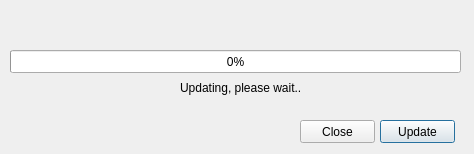
This is updatedialog.ui in rigexpert/AntScope2 as Qt 5 draws it before an edit. The edited form follows.
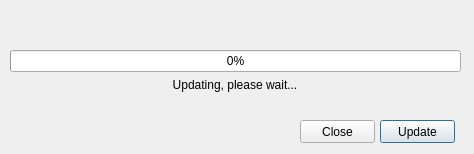
This is the edited form.

Patch:
```diff
--- a/updatedialog.ui
+++ b/updatedialog.ui
@@ -63,34 +63,61 @@
     <string>Close</string>
    </property>
   </widget>
+  <widget class="QWidget" name="">
+   <property name="geometry">
+    <rect>
+     <x>10</x>
+     <y>50</y>
+     <width>452</width>
+     <height>42</height>
+    </rect>
+   </property>
+   <layout class="QVBoxLayout" name="verticalLayout">
+    <item>
   <widget class="QProgressBar" name="progressBar">
    <property name="enabled">
     <bool>true</bool>
    </property>
-   <property name="geometry">
-    <rect>
-     <x>10</x>
-     <y>50</y>
+      <property name="maximumSize">
+       <size>
      <width>451</width>
-     <height>23</height>
-    </rect>
+        <height>16777215</height>
+       </size>
    </property>
    <property name="value">
     <number>0</number>
    </property>
   </widget>
+    </item>
+    <item>
   <widget class="QLabel" name="statusLabel">
-   <property name="geometry">
-    <rect>
-     <x>180</x>
-     <y>80</y>
-     <width>121</width>
-     <height>16</height>
-    </rect>
+      <property name="sizePolicy">
+       <sizepolicy hsizetype="Expanding" vsizetype="Preferred">
+        <horstretch>0</horstretch>
+        <verstretch>0</verstretch>
+       </sizepolicy>
+      </property>
+      <property name="minimumSize">
+       <size>
+        <width>450</width>
+        <height>0</height>
+       </size>
+      </property>
+      <property name="maximumSize">
+       <size>
+        <width>450</width>
+        <height>16777215</height>
+       </size>
    </property>
    <property name="text">
     <string>Updating, please wait...</string>
    </property>
+      <property name="alignment">
+       <set>Qt::AlignCenter</set>
+      </property>
+     </widget>
+    </item>
+   </layout>
   </widget>
  </widget>
  <resources/>
```
Lines whose indentation alone changed are shown as unchanged.
